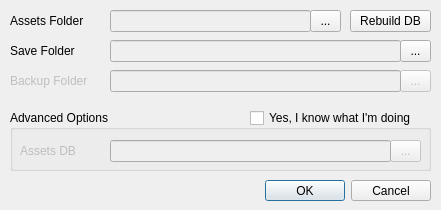
Above: starcheat/templates/Options.ui from wizzomafizzo/starcheat before the change. Below: the same form after it.
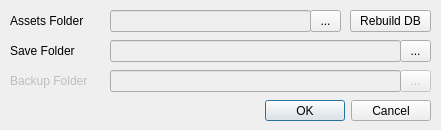
That is the form after the change.

Commit message: New options dialog and initial setup

Patch:
```diff
--- a/starcheat/templates/Options.ui
+++ b/starcheat/templates/Options.ui
@@ -7,7 +7,7 @@
     <x>0</x>
     <y>0</y>
     <width>441</width>
-    <height>210</height>
+    <height>130</height>
    </rect>
   </property>
   <property name="windowTitle">
@@ -17,7 +17,7 @@
    <property name="geometry">
     <rect>
      <x>200</x>
-     <y>180</y>
+     <y>100</y>
      <width>231</width>
      <height>21</height>
     </rect>
@@ -107,77 +107,6 @@
     </rect>
    </property>
   </widget>
-  <widget class="QGroupBox" name="advanced_group">
-   <property name="geometry">
-    <rect>
-     <x>10</x>
-     <y>110</y>
-     <width>421</width>
-     <height>61</height>
-    </rect>
-   </property>
-   <property name="title">
-    <string>Advanced Options</string>
-   </property>
-   <widget class="QCheckBox" name="advanced_enable">
-    <property name="geometry">
-     <rect>
-      <x>240</x>
-      <y>-2</y>
-      <width>181</width>
-      <height>20</height>
-     </rect>
-    </property>
-    <property name="text">
-     <string>Yes, I know what I'm doing</string>
-    </property>
-   </widget>
-   <widget class="QLabel" name="assets_db_label">
-    <property name="enabled">
-     <bool>false</bool>
-    </property>
-    <property name="geometry">
-     <rect>
-      <x>10</x>
-      <y>30</y>
-      <width>81</width>
-      <height>21</height>
-     </rect>
-    </property>
-    <property name="text">
-     <string>Assets DB</string>
-    </property>
-   </widget>
-   <widget class="QToolButton" name="assets_db_button">
-    <property name="enabled">
-     <bool>false</bool>
-    </property>
-    <property name="geometry">
-     <rect>
-      <x>380</x>
-      <y>30</y>
-      <width>31</width>
-      <height>22</height>
-     </rect>
-    </property>
-    <property name="text">
-     <string>...</string>
-    </property>
-   </widget>
-   <widget class="QLineEdit" name="assets_db">
-    <property name="enabled">
-     <bool>false</bool>
-    </property>
-    <property name="geometry">
-     <rect>
-      <x>100</x>
-      <y>30</y>
-      <width>281</width>
-      <height>22</height>
-     </rect>
-    </property>
-   </widget>
-  </widget>
   <widget class="QToolButton" name="backup_folder_button">
    <property name="enabled">
     <bool>false</bool>
```
Left out of the diff: 6 changed lines with no effect on the pictures. The commit also changes 7 other files.
